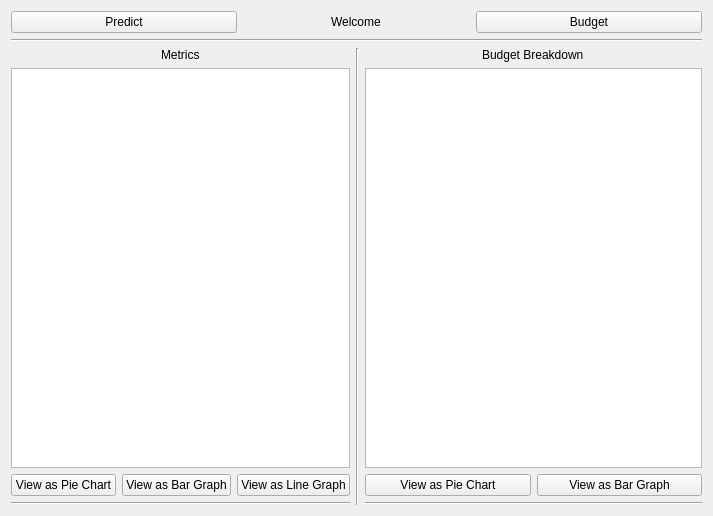
First picture: the form in Application/Application/DashBoard.ui, repository abutlerboudakian/future_wallet, before the edit.
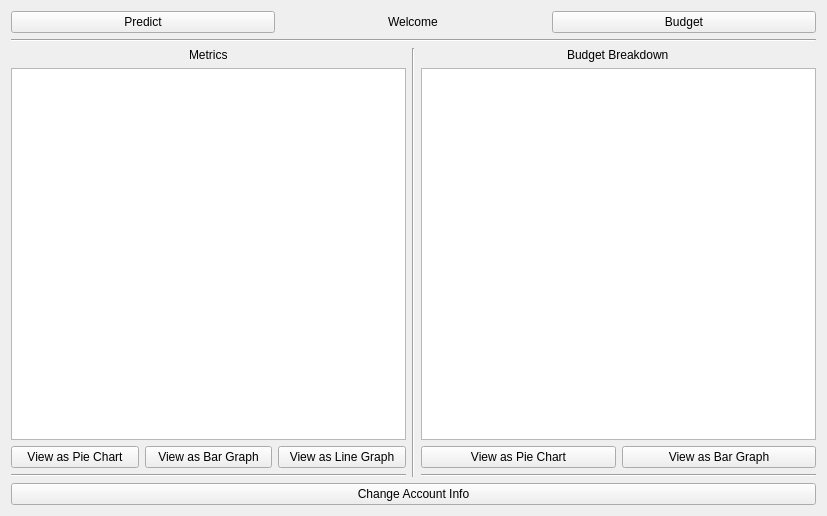
Second picture: the form after the edit.

Commit message: Add accout management button

The edit to the form file:
```diff
--- a/Application/Application/DashBoard.ui
+++ b/Application/Application/DashBoard.ui
@@ -6,7 +6,7 @@
    <rect>
     <x>0</x>
     <y>0</y>
-    <width>713</width>
+    <width>827</width>
     <height>516</height>
    </rect>
   </property>
@@ -22,7 +22,15 @@
      <item row="3" column="0">
       <layout class="QVBoxLayout" name="verticalLayout">
        <item>
-        <layout class="QHBoxLayout" name="horizontalLayout_11"/>
+        <layout class="QHBoxLayout" name="horizontalLayout_11">
+         <item>
+          <widget class="QPushButton" name="AccountInfo">
+           <property name="text">
+            <string>Change Account Info</string>
+           </property>
+          </widget>
+         </item>
+        </layout>
        </item>
       </layout>
      </item>
```
